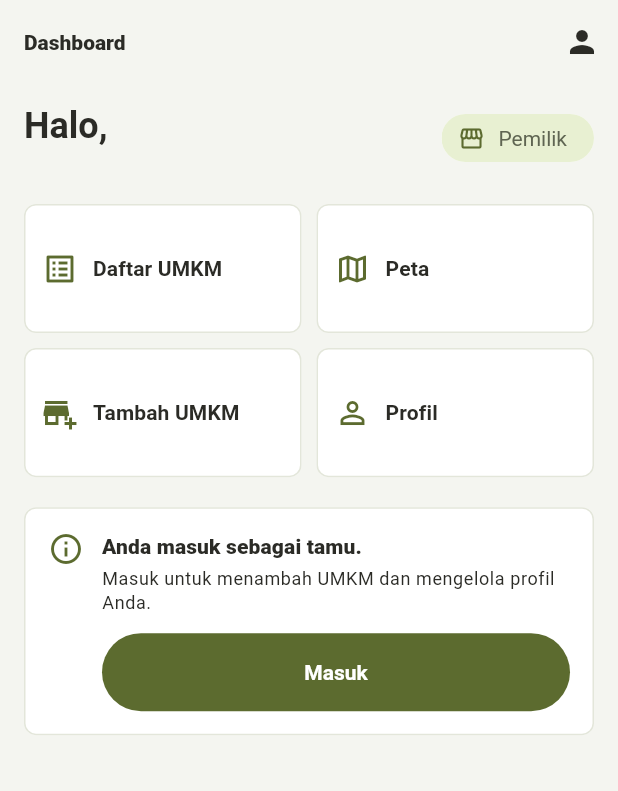
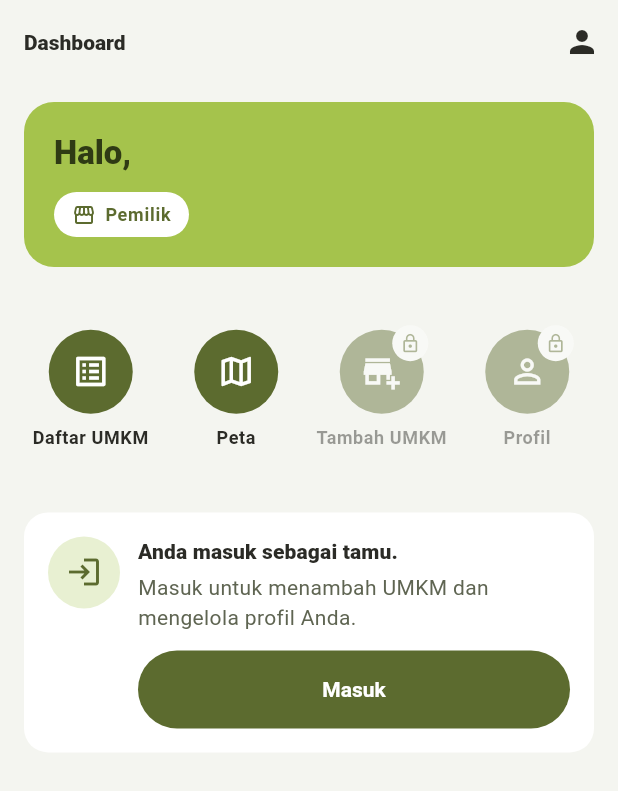
Before and after one commit to erron8/PPB2026_Kelompok01_UMKMap, a Flutter app: the DashboardScreen screen opened by its route, on a phone screen of 412 x 824 dp. Shown: the top 791 px of the screen. Run offline on Flutter 3.47's test engine with Material 3 defaults, Android fonts, the phone set to English and light mode, and no system bars; our stand-ins replace cached_network_image, flutter_compass, flutter_image_compress, flutter_map, geolocator, go_router and 5 more; accounts and stored records are empty; statements that could not run were skipped.

Commit message:
style: restyle dashboard

```diff
--- a/lib/screens/dashboard_screen.dart
+++ b/lib/screens/dashboard_screen.dart
@@ -1,3 +1,4 @@
+import 'package:cached_network_image/cached_network_image.dart';
 import 'package:flutter/material.dart';
 import 'package:go_router/go_router.dart';
 import 'package:provider/provider.dart';
@@ -66,19 +67,28 @@ class _DashboardScreenState extends State<DashboardScreen> {
         child: ListView(
           padding: const EdgeInsets.fromLTRB(16, 12, 16, 24),
           children: [
-            Row(
+            DecoratedBox(
+              decoration: BoxDecoration(
+                color: theme.colorScheme.secondary,
+                borderRadius: BorderRadius.circular(20),
+              ),
+              child: Padding(
+                padding: const EdgeInsets.all(20),
+                child: Column(
                   crossAxisAlignment: CrossAxisAlignment.start,
                   children: [
-                Expanded(
-                  child: Text(
+                    Text(
                       'Halo, ${user?.fullName ?? (isGuest ? 'Tamu' : 'Pengguna')}',
-                    style: theme.textTheme.headlineSmall?.copyWith(
-                      fontWeight: FontWeight.w700,
+                      style: theme.textTheme.titleLarge?.copyWith(
+                        color: theme.colorScheme.onSecondary,
+                        fontWeight: FontWeight.w800,
                       ),
                     ),
-                ),
+                    const SizedBox(height: 12),
                     _RoleBadge(role: user?.role ?? 'tamu'),
                   ],
+                ),
+              ),
             ),
             const SizedBox(height: 20),
             if (!isGuest) ...[
@@ -135,18 +145,35 @@ class _RoleBadge extends StatelessWidget {
 
   @override
   Widget build(BuildContext context) {
-    final colorScheme = Theme.of(context).colorScheme;
+    final theme = Theme.of(context);
     final (label, icon) = switch (role) {
       'admin' => ('Admin', Icons.admin_panel_settings_outlined),
       'tamu' => ('Tamu', Icons.person_outline),
       _ => ('Pemilik', Icons.storefront_outlined),
     };
 
-    return Chip(
-      avatar: Icon(icon, size: 18),
-      label: Text(label),
-      backgroundColor: colorScheme.primaryContainer,
-      side: BorderSide.none,
+    return DecoratedBox(
+      decoration: const ShapeDecoration(
+        color: Color(AppColors.surface),
+        shape: StadiumBorder(),
+      ),
+      child: Padding(
+        padding: const EdgeInsets.symmetric(horizontal: 12, vertical: 7),
+        child: Row(
+          mainAxisSize: MainAxisSize.min,
+          children: [
+            Icon(icon, size: 16, color: theme.colorScheme.primary),
+            const SizedBox(width: 6),
+            Text(
+              label,
+              style: theme.textTheme.labelMedium?.copyWith(
+                color: theme.colorScheme.primary,
+                fontWeight: FontWeight.w700,
+              ),
+            ),
+          ],
+        ),
+      ),
     );
   }
 }
@@ -187,32 +214,24 @@ class _StatsSection extends StatelessWidget {
       physics: const NeverScrollableScrollPhysics(),
       mainAxisSpacing: 10,
       crossAxisSpacing: 10,
-      childAspectRatio: 1.8,
+      childAspectRatio: 1.55,
       children: [
         _StatCard(
           label: 'Total UMKM',
           value: value.total,
           icon: Icons.storefront,
-          color: Theme.of(context).colorScheme.primary,
         ),
         _StatCard(
           label: 'Terverifikasi',
           value: value.verified,
           icon: Icons.verified,
-          color: const Color(AppColors.statusVerifiedText),
         ),
         _StatCard(
           label: 'Menunggu',
           value: value.pending,
           icon: Icons.schedule,
-          color: const Color(AppColors.statusPendingText),
         ),
-        _StatCard(
-          label: 'Ditolak',
-          value: value.rejected,
-          icon: Icons.cancel,
-          color: const Color(AppColors.statusRejectedText),
-        ),
+        _StatCard(label: 'Ditolak', value: value.rejected, icon: Icons.block),
       ],
     );
   }
@@ -223,49 +242,48 @@ class _StatCard extends StatelessWidget {
     required this.label,
     required this.value,
     required this.icon,
-    required this.color,
   });
 
   final String label;
   final int value;
   final IconData icon;
-  final Color color;
 
   @override
   Widget build(BuildContext context) {
     final theme = Theme.of(context);
+    final colorScheme = theme.colorScheme;
 
     return Card(
-      elevation: 0,
       margin: EdgeInsets.zero,
-      shape: RoundedRectangleBorder(
-        borderRadius: BorderRadius.circular(8),
-        side: BorderSide(color: theme.colorScheme.outlineVariant),
-      ),
       child: Padding(
-        padding: const EdgeInsets.all(12),
-        child: Row(
-          children: [
-            Icon(icon, color: color),
-            const SizedBox(width: 10),
-            Expanded(
+        padding: const EdgeInsets.all(14),
         child: Column(
-                mainAxisAlignment: MainAxisAlignment.center,
           crossAxisAlignment: CrossAxisAlignment.start,
           children: [
+            Container(
+              width: 40,
+              height: 40,
+              decoration: BoxDecoration(
+                color: colorScheme.primaryContainer,
+                shape: BoxShape.circle,
+              ),
+              child: Icon(icon, color: colorScheme.primary, size: 22),
+            ),
+            const Spacer(),
             Text(
               '$value',
-                    style: theme.textTheme.titleLarge?.copyWith(
+              style: theme.textTheme.headlineSmall?.copyWith(
+                color: colorScheme.primary,
                 fontWeight: FontWeight.w800,
               ),
             ),
+            const SizedBox(height: 2),
             Text(
               label,
               maxLines: 1,
               overflow: TextOverflow.ellipsis,
-                    style: theme.textTheme.bodySmall,
-                  ),
-                ],
+              style: theme.textTheme.bodySmall?.copyWith(
+                color: const Color(AppColors.textSubtle),
               ),
             ),
           ],
@@ -281,12 +299,12 @@ class _MenuGrid extends StatelessWidget {
   @override
   Widget build(BuildContext context) {
     return GridView.count(
-      crossAxisCount: 2,
+      crossAxisCount: 4,
       shrinkWrap: true,
       physics: const NeverScrollableScrollPhysics(),
-      mainAxisSpacing: 10,
-      crossAxisSpacing: 10,
-      childAspectRatio: 2.15,
+      mainAxisSpacing: 8,
+      crossAxisSpacing: 8,
+      childAspectRatio: 0.72,
       children: const [
         _MenuTile(title: 'Daftar UMKM', icon: Icons.list_alt, route: '/umkm'),
         _MenuTile(title: 'Peta', icon: Icons.map_outlined, route: '/map'),
@@ -323,38 +341,67 @@ class _MenuTile extends StatelessWidget {
   @override
   Widget build(BuildContext context) {
     final theme = Theme.of(context);
+    final colorScheme = theme.colorScheme;
+    final isGuest = context.watch<AuthProvider>().isGuest;
+    final locked = requiresAuth && isGuest;
 
-    return Card(
-      elevation: 0,
-      margin: EdgeInsets.zero,
-      shape: RoundedRectangleBorder(
-        borderRadius: BorderRadius.circular(8),
-        side: BorderSide(color: theme.colorScheme.outlineVariant),
-      ),
+    return Opacity(
+      opacity: locked ? 0.45 : 1,
       child: InkWell(
-        borderRadius: BorderRadius.circular(8),
+        borderRadius: BorderRadius.circular(AppRadii.radiusCard),
         onTap: () {
-          final isGuest = context.read<AuthProvider>().isGuest;
-          if (requiresAuth && isGuest) {
+          if (locked) {
             showLoginRequiredDialog(context);
           } else {
             GoRouter.of(context).push(route);
           }
         },
         child: Padding(
-          padding: const EdgeInsets.symmetric(horizontal: 12),
-          child: Row(
+          padding: const EdgeInsets.symmetric(vertical: 4),
+          child: Column(
+            mainAxisAlignment: MainAxisAlignment.center,
             children: [
-              Icon(icon, color: theme.colorScheme.primary),
-              const SizedBox(width: 10),
-              Expanded(
-                child: Text(
+              Stack(
+                clipBehavior: Clip.none,
+                children: [
+                  Container(
+                    width: 56,
+                    height: 56,
+                    decoration: BoxDecoration(
+                      color: colorScheme.primary,
+                      shape: BoxShape.circle,
+                    ),
+                    child: Icon(icon, color: colorScheme.onPrimary, size: 26),
+                  ),
+                  if (locked)
+                    Positioned(
+                      top: -3,
+                      right: -3,
+                      child: Container(
+                        width: 24,
+                        height: 24,
+                        decoration: const BoxDecoration(
+                          color: Color(AppColors.surface),
+                          shape: BoxShape.circle,
+                        ),
+                        child: Icon(
+                          Icons.lock_outline,
+                          color: colorScheme.primary,
+                          size: 14,
+                        ),
+                      ),
+                    ),
+                ],
+              ),
+              const SizedBox(height: 8),
+              Text(
                 title,
                 maxLines: 2,
                 overflow: TextOverflow.ellipsis,
-                  style: theme.textTheme.titleSmall?.copyWith(
-                    fontWeight: FontWeight.w700,
-                  ),
+                textAlign: TextAlign.center,
+                style: theme.textTheme.bodySmall?.copyWith(
+                  color: const Color(AppColors.textPrimary),
+                  fontWeight: FontWeight.w600,
                 ),
               ),
             ],
@@ -371,20 +418,24 @@ class _GuestPrompt extends StatelessWidget {
   @override
   Widget build(BuildContext context) {
     final theme = Theme.of(context);
+    final colorScheme = theme.colorScheme;
 
     return Card(
-      elevation: 0,
       margin: EdgeInsets.zero,
-      shape: RoundedRectangleBorder(
-        borderRadius: BorderRadius.circular(8),
-        side: BorderSide(color: theme.colorScheme.outlineVariant),
-      ),
       child: Padding(
         padding: const EdgeInsets.all(16),
         child: Row(
           crossAxisAlignment: CrossAxisAlignment.start,
           children: [
-            Icon(Icons.info_outline, color: theme.colorScheme.primary),
+            Container(
+              width: 48,
+              height: 48,
+              decoration: BoxDecoration(
+                color: colorScheme.primaryContainer,
+                shape: BoxShape.circle,
+              ),
+              child: Icon(Icons.login, color: colorScheme.primary),
+            ),
             const SizedBox(width: 12),
             Expanded(
               child: Column(
@@ -399,7 +450,9 @@ class _GuestPrompt extends StatelessWidget {
                   const SizedBox(height: 4),
                   Text(
                     'Masuk untuk menambah UMKM dan mengelola profil Anda.',
-                    style: theme.textTheme.bodySmall,
+                    style: theme.textTheme.bodyMedium?.copyWith(
+                      color: const Color(AppColors.textMuted),
+                    ),
                   ),
                   const SizedBox(height: 12),
                   FilledButton(
@@ -443,6 +496,7 @@ class _UmkmSection extends StatelessWidget {
         Text(
           title,
           style: theme.textTheme.titleMedium?.copyWith(
+            color: const Color(AppColors.textPrimary),
             fontWeight: FontWeight.w800,
           ),
         ),
@@ -473,32 +527,106 @@ class _CompactUmkmTile extends StatelessWidget {
     final theme = Theme.of(context);
 
     return Card(
-      elevation: 0,
       margin: const EdgeInsets.only(bottom: 8),
-      shape: RoundedRectangleBorder(
-        borderRadius: BorderRadius.circular(8),
-        side: BorderSide(color: theme.colorScheme.outlineVariant),
-      ),
-      child: ListTile(
+      child: InkWell(
+        borderRadius: BorderRadius.circular(AppRadii.radiusCard),
         onTap: () => context.push('/umkm/${umkm.id}'),
-        leading: CircleAvatar(
-          backgroundColor: theme.colorScheme.primaryContainer,
-          child: Icon(
-            Icons.storefront,
-            color: theme.colorScheme.onPrimaryContainer,
-          ),
-        ),
-        title: Text(
+        child: Padding(
+          padding: const EdgeInsets.all(10),
+          child: Row(
+            children: [
+              _CompactThumb(url: umkm.fotoUrl),
+              const SizedBox(width: 10),
+              Expanded(
+                child: Column(
+                  crossAxisAlignment: CrossAxisAlignment.start,
+                  children: [
+                    Row(
+                      children: [
+                        Expanded(
+                          child: Text(
                             umkm.namaUsaha,
                             maxLines: 1,
                             overflow: TextOverflow.ellipsis,
+                            style: theme.textTheme.titleSmall?.copyWith(
+                              fontWeight: FontWeight.w700,
                             ),
-        subtitle: Text(
+                          ),
+                        ),
+                        const SizedBox(width: 8),
+                        StatusChip(status: umkm.status, compact: true),
+                      ],
+                    ),
+                    const SizedBox(height: 4),
+                    Text(
                       '${umkm.kecamatanNama}, ${umkm.kotaNama}',
                       maxLines: 1,
                       overflow: TextOverflow.ellipsis,
+                      style: theme.textTheme.bodySmall?.copyWith(
+                        color: const Color(AppColors.textSubtle),
                       ),
-        trailing: StatusChip(status: umkm.status, compact: true),
+                    ),
+                  ],
+                ),
+              ),
+              const SizedBox(width: 6),
+              const Icon(
+                Icons.chevron_right,
+                size: 18,
+                color: Color(AppColors.oliveGrey),
+              ),
+            ],
+          ),
+        ),
+      ),
+    );
+  }
+}
+
+class _CompactThumb extends StatelessWidget {
+  const _CompactThumb({this.url});
+
+  final String? url;
+
+  @override
+  Widget build(BuildContext context) {
+    final colorScheme = Theme.of(context).colorScheme;
+    final imageUrl = url;
+
+    return ClipRRect(
+      borderRadius: BorderRadius.circular(10),
+      child: SizedBox.square(
+        dimension: 44,
+        child: imageUrl == null || imageUrl.isEmpty
+            ? ColoredBox(
+                color: colorScheme.primaryContainer,
+                child: Icon(
+                  Icons.storefront,
+                  color: colorScheme.primary,
+                  size: 22,
+                ),
+              )
+            : CachedNetworkImage(
+                imageUrl: imageUrl,
+                fit: BoxFit.cover,
+                placeholder: (context, _) => ColoredBox(
+                  color: colorScheme.primaryContainer,
+                  child: const Center(
+                    child: SizedBox.square(
+                      dimension: 16,
+                      child: CircularProgressIndicator(strokeWidth: 2),
+                    ),
+                  ),
+                ),
+                errorWidget: (context, _, _) => ColoredBox(
+                  color: colorScheme.primaryContainer,
+                  child: Icon(
+                    Icons.broken_image_outlined,
+                    color: colorScheme.primary,
+                    size: 22,
+                  ),
+                ),
+              ),
       ),
     );
   }
```
Lines whose indentation alone changed are shown as unchanged.
